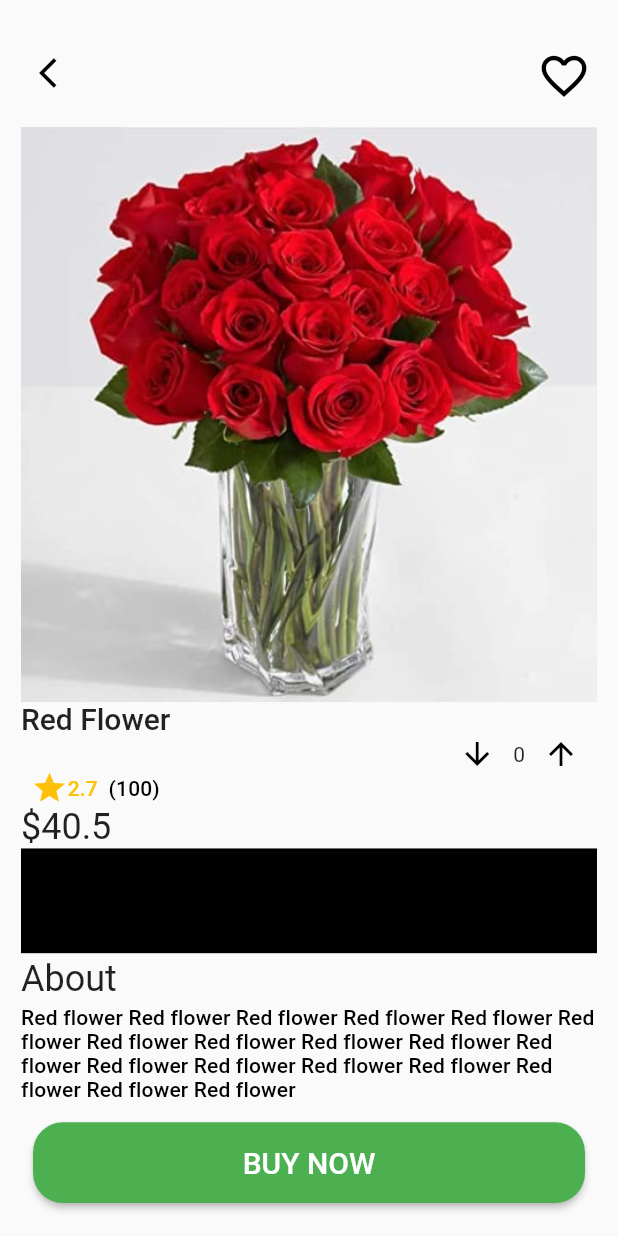
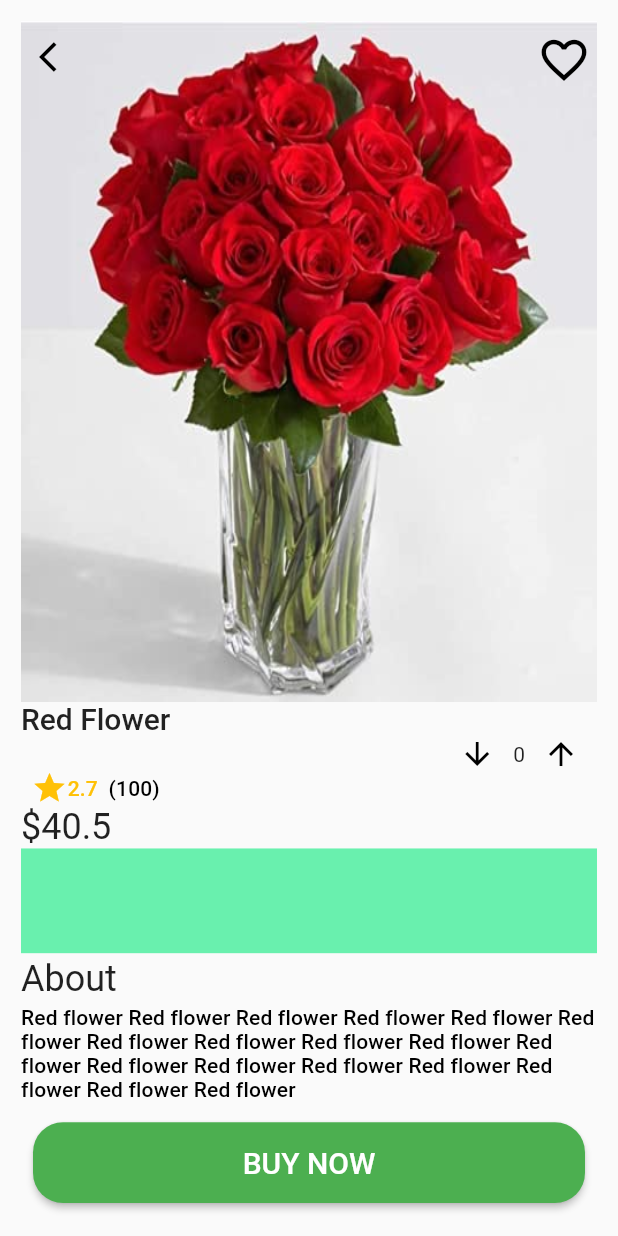
Before and after one commit to skyturkish/flutter_plant_shop_applications, a Flutter app: the ProductDetailPage screen opened directly with sample values from the repository, on a phone screen of 412 x 824 dp. Run offline on Flutter 3.47's test engine with Material 2 defaults, Android fonts, the light colour scheme and no system bars.

Commit message:
welcome/Detail finished

```diff
--- /dev/null
+++ b/lib/core/CustomElevatedButton.dart
@@ -0,0 +1,32 @@
+import 'package:flutter/material.dart';
+
+class CustomElevatedButton extends StatelessWidget {
+  const CustomElevatedButton({
+    Key? key,
+    required this.color,
+    required this.borderRadiusGeometry,
+    required this.text,
+    required this.colorText,
+    required this.onPressed,
+  }) : super(key: key);
+  final Color color;
+  final BorderRadiusGeometry borderRadiusGeometry;
+  final String text;
+  final Color colorText;
+  final void Function() onPressed;
+  @override
+  Widget build(BuildContext context) {
+    return ElevatedButton(
+        style: ElevatedButton.styleFrom(
+          primary: color,
+          minimumSize: Size.fromWidth(MediaQuery.of(context).size.width),
+          shape: RoundedRectangleBorder(borderRadius: borderRadiusGeometry),
+        ),
+        onPressed: onPressed,
+        child: Text(
+          text,
+          style:
+              Theme.of(context).textTheme.headline6!.copyWith(color: colorText),
+        ));
+  }
+}
--- a/lib/views/product_detail_view.dart
+++ b/lib/views/product_detail_view.dart
@@ -1,4 +1,5 @@
 import 'package:flutter/material.dart';
+import 'package:flutter_plant_shop_ui/core/CustomElevatedButton.dart';
 import 'package:flutter_plant_shop_ui/core/container_picture.dart';
 import 'package:flutter_plant_shop_ui/core/deneme.dart';
 import 'package:flutter_plant_shop_ui/models/ProductItem.dart';
@@ -38,24 +39,8 @@ class _ProductDetailPageState extends State<ProductDetailPage> {
           child: Column(
             children: [
               Expanded(
-                  flex: 2,
-                  child: Row(
-                    mainAxisAlignment: MainAxisAlignment.spaceBetween,
-                    children: [
-                      IconButton(
-                          onPressed: () {
-                            Navigator.of(context)
-                                .pop(widget.currentProduct.isFavorite);
-                          },
-                          icon: Icon(Icons.arrow_back_ios)),
-                      FavoriteButton(currentProduct: widget.currentProduct)
-                    ],
-                  )),
-              Expanded(
-                  flex: 11,
-                  child: ContainerBackgroundPicture(
-                      image: AssetImage(widget.currentProduct.picturePath),
-                      child: Text(" "))),
+                  flex: 13,
+                  child: TopStack(widget: widget)),
               Expanded(
                   flex: 2,
                   child: Row(
@@ -72,14 +57,14 @@ class _ProductDetailPageState extends State<ProductDetailPage> {
                             children: [
                               Icon(
                                 Icons.star,
-                                color: Colors.amber,
+                                color: ColorUtilities().amber,
                               ),
                               Text(
                                 widget.currentProduct.score.toString() + "  ",
                                 style: Theme.of(context)
                                     .textTheme
                                     .subtitle2!
-                                    .copyWith(color: Colors.amber),
+                                    .copyWith(color: ColorUtilities().amber),
                               ),
                               Text(
                                   "(" +
@@ -96,7 +81,7 @@ class _ProductDetailPageState extends State<ProductDetailPage> {
                               onPressed: () {
                                 decreaseNumber(--number2);
                               },
-                              icon: Icon(Icons.arrow_downward)),
+                              icon: const Icon(Icons.arrow_downward)),
                           ValueListenableBuilder<int>(
                               valueListenable: number,
                               builder: (context, val, child) {
@@ -106,32 +91,114 @@ class _ProductDetailPageState extends State<ProductDetailPage> {
                               onPressed: () {
                                 increaseNumber(++number2);
                               },
-                              icon: Icon(Icons.arrow_upward))
+                              icon: const Icon(Icons.arrow_upward))
                         ],
                       )
                     ],
                   )),
+              Price(widget: widget),
+              Expanded(
+                  flex: 2,
+                  child: Container(
+                    color: ColorUtilities().greenAccent,
+                  )),
+              Expanded(flex: 3, child: AboutText(widget: widget)),
+              Expanded(
+                flex: 2,
+                child: SizedBox(
+                  child: Padding(
+                      padding: PaddingsUtilities().generalPadding,
+                      child: CustomElevatedButton(
+                        color: ColorUtilities().green,
+                        text: TextsUtilitesDetail().buyNow,
+                        colorText: ColorUtilities().white,
+                        borderRadiusGeometry:
+                            BorderRadiusUtilities().elevatedButtonBorderRadius,
+                        onPressed: () {},
+                      )),
+                ),
+              ),
+            ],
+          ),
+        ),
+      )),
+    );
+  }
+}
+
+class TopStack extends StatelessWidget {
+  const TopStack({
+    Key? key,
+    required this.widget,
+  }) : super(key: key);
+
+  final ProductDetailPage widget;
+
+  @override
+  Widget build(BuildContext context) {
+    return Stack(
+      fit: StackFit.expand,
+      children: [
+        ContainerBackgroundPicture(
+            image: AssetImage(widget.currentProduct.picturePath),
+            child: Text(" ")),
         Align(
+          alignment: Alignment.topCenter,
+          child: Row(
+            mainAxisAlignment: MainAxisAlignment.spaceBetween,
+            children: [
+              IconButton(
+                  onPressed: () {
+                    Navigator.of(context)
+                        .pop(widget.currentProduct.isFavorite);
+                  },
+                  icon: Icon(Icons.arrow_back_ios)),
+              FavoriteButton(
+                  currentProduct: widget.currentProduct)
+            ],
+          ),
+        )
+      ],
+    );
+  }
+}
+
+class Price extends StatelessWidget {
+  const Price({
+    Key? key,
+    required this.widget,
+  }) : super(key: key);
+
+  final ProductDetailPage widget;
+
+  @override
+  Widget build(BuildContext context) {
+    return Align(
         alignment: Alignment.centerLeft,
         child: Text(
           "\$" + widget.currentProduct.price.toString(),
           style: Theme.of(context).textTheme.headline5,
-                  )),
-              Expanded(
-                  flex: 2,
-                  child: Container(
-                    color: Colors.black,
-                  )),
-              Expanded(
-                  flex: 3,
-                  child: Column(
-                    children: [
+        ));
+  }
+}
+
+class AboutText extends StatelessWidget {
+  const AboutText({
+    Key? key,
+    required this.widget,
+  }) : super(key: key);
+
+  final ProductDetailPage widget;
+
+  @override
+  Widget build(BuildContext context) {
+    return Column(children: [
       Expanded(
         flex: 1,
         child: Align(
           alignment: Alignment.centerLeft,
           child: Text(
-                            "About",
+            TextsUtilitesDetail().about,
             style: Theme.of(context).textTheme.headline5,
           ),
         ),
@@ -143,31 +210,28 @@ class _ProductDetailPageState extends State<ProductDetailPage> {
               widget.currentProduct.about,
               style: Theme.of(context).textTheme.subtitle2,
             )
-                          ])),
-                    ],
-                  )),
-              Expanded(
-                  flex: 2,
-                  child: SizedBox(
-                    child: Padding(
-                      padding: const EdgeInsets.all(8.0),
-                      child: ElevatedButton(
-                          style: ElevatedButton.styleFrom(
-                            primary: Colors.green,
-                            minimumSize: Size.fromWidth(MediaQuery.of(context).size.width),
-                            shape: RoundedRectangleBorder(
-                              borderRadius: BorderRadius.circular(20),
-
-                            ),
-                          ),
-                          onPressed: () {},
-                          child: Text('BUY NOW',style: Theme.of(context).textTheme.headline6!.copyWith(color: Colors.white),)),
-                    ),
-                  ))
-            ],
-          ),
-        ),
-      )),
-    );
+          ]))
+    ]);
   }
 }
+
+class BorderRadiusUtilities {
+  final BorderRadiusGeometry elevatedButtonBorderRadius =
+      BorderRadius.circular(20);
+}
+
+class ColorUtilities {
+  final Color white = Colors.white;
+  final Color green = Colors.green;
+  final Color amber = Colors.amber;
+  final Color greenAccent = Colors.greenAccent;
+}
+
+class PaddingsUtilities {
+  final EdgeInsets generalPadding = const EdgeInsets.all(8.0);
+}
+
+class TextsUtilitesDetail {
+  final String buyNow = 'BUY NOW';
+  final String about = 'About';
+}
```
Lines whose indentation alone changed are shown as unchanged.
